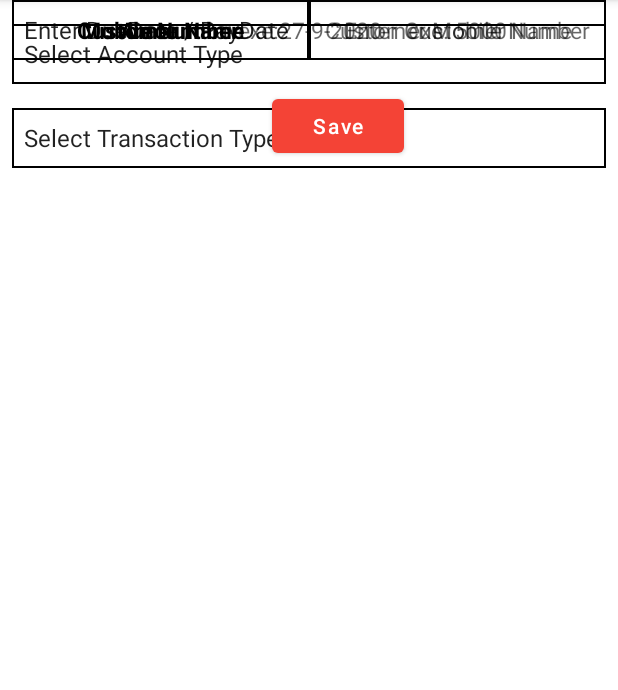
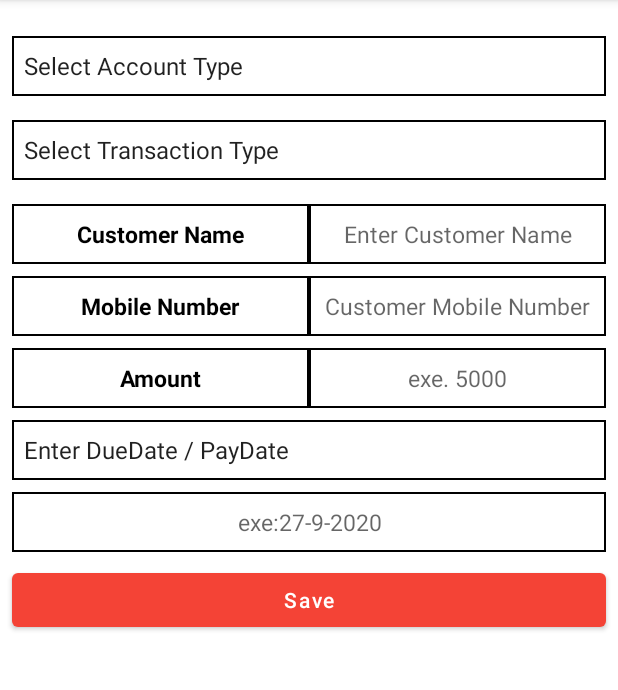
Before and after one commit to rashel0069/newfmcg, an Android app: the fragment NewTransaction_Fragment shown on its own in the app's theme, on a phone screen of 412 x 824 dp, the part 84-774 px from its top. Run offline under Robolectric (Android 15) with nearby library versions, the light colour scheme and no system bars.

Commit message:
2-12-2020

```diff
--- a/app/src/main/res/layout/fragment_cashbox_fragment.xml
+++ b/app/src/main/res/layout/fragment_cashbox_fragment.xml
@@ -5,7 +5,7 @@
     android:layout_width="match_parent"
     android:layout_height="match_parent"
     android:fillViewport="true"
-    tools:context=".fragment.cashbox_fragment">
+    tools:context=".fragment.Cashbox_Fragment">
 
     <androidx.constraintlayout.widget.ConstraintLayout
         android:layout_width="match_parent"
@@ -59,6 +59,7 @@
                 app:startIconTint="@color/red_500">
 
                 <com.google.android.material.textfield.TextInputEditText
+                    android:id="@+id/dayendcashET_id"
                     android:layout_width="match_parent"
                     android:layout_height="match_parent"
                     android:inputType="number"
@@ -102,6 +103,7 @@
                 app:startIconTint="@color/red_500">
 
                 <com.google.android.material.textfield.TextInputEditText
+                    android:id="@+id/withdrawalET_id"
                     android:layout_width="match_parent"
                     android:layout_height="match_parent"
                     android:background="@drawable/edittext_background"
@@ -145,6 +147,7 @@
                 app:startIconTint="@color/red_500">
 
                 <com.google.android.material.textfield.TextInputEditText
+                    android:id="@+id/depositET_id"
                     android:layout_width="match_parent"
                     android:layout_height="match_parent"
                     android:background="@drawable/edittext_background"
@@ -158,6 +161,7 @@
 
 
         <Button
+            android:id="@+id/cashsaveBtn_id"
             android:layout_width="wrap_content"
             android:layout_height="wrap_content"
             android:layout_marginStart="8dp"
--- a/app/src/main/res/layout/fragment_new_transaction_.xml
+++ b/app/src/main/res/layout/fragment_new_transaction_.xml
@@ -17,7 +17,7 @@
             android:layout_width="match_parent"
             android:layout_height="40dp"
             android:layout_marginStart="8dp"
-            android:layout_marginTop="16dp"
+            android:layout_marginTop="24dp"
             android:layout_marginEnd="8dp"
             android:background="@drawable/edittext_background"
             android:entries="@array/accountType"
@@ -46,15 +46,17 @@
             android:layout_width="match_parent"
             android:layout_height="wrap_content"
             android:layout_marginStart="8dp"
+            android:layout_marginTop="16dp"
             android:layout_marginEnd="8dp"
             android:orientation="horizontal"
             android:weightSum="2"
             app:layout_constraintEnd_toEndOf="parent"
             app:layout_constraintStart_toStartOf="parent"
-            tools:ignore="MissingConstraints"
-            tools:layout_editor_absoluteY="144dp">
+            app:layout_constraintTop_toBottomOf="@+id/spinner3_id"
+            tools:ignore="MissingConstraints">
 
             <TextView
+                android:id="@+id/customernameTV_id"
                 android:layout_width="match_parent"
                 android:layout_height="40dp"
                 android:layout_weight="1"
@@ -66,6 +68,7 @@
                 android:textStyle="bold" />
 
             <EditText
+                android:id="@+id/customernameET_id"
                 android:layout_width="match_parent"
                 android:layout_height="40dp"
                 android:layout_weight="1"
@@ -83,15 +86,17 @@
             android:layout_width="match_parent"
             android:layout_height="wrap_content"
             android:layout_marginStart="8dp"
+            android:layout_marginTop="8dp"
             android:layout_marginEnd="8dp"
             android:orientation="horizontal"
             android:weightSum="2"
             app:layout_constraintEnd_toEndOf="parent"
             app:layout_constraintStart_toStartOf="parent"
-            tools:ignore="MissingConstraints"
-            tools:layout_editor_absoluteY="200dp">
+            app:layout_constraintTop_toBottomOf="@+id/linearLayout"
+            tools:ignore="MissingConstraints">
 
             <TextView
+                android:id="@+id/clientmobilenumberTV_id"
                 android:layout_width="match_parent"
                 android:layout_height="40dp"
                 android:layout_weight="1"
@@ -103,12 +108,15 @@
                 android:textStyle="bold" />
 
             <EditText
+                android:id="@+id/clientmobilenumberET_id"
                 android:layout_width="match_parent"
                 android:layout_height="40dp"
                 android:layout_weight="1"
                 android:background="@drawable/edittext_background"
                 android:gravity="center"
                 android:hint="@string/customernumberhint"
+                android:inputType="number"
+                android:maxLength="11"
                 android:textColor="@color/black"
                 android:textSize="15sp" />
 
@@ -121,15 +129,17 @@
             android:layout_width="match_parent"
             android:layout_height="wrap_content"
             android:layout_marginStart="8dp"
+            android:layout_marginTop="8dp"
             android:layout_marginEnd="8dp"
             android:orientation="horizontal"
             android:weightSum="2"
             app:layout_constraintEnd_toEndOf="parent"
             app:layout_constraintStart_toStartOf="parent"
-            tools:ignore="MissingConstraints"
-            tools:layout_editor_absoluteY="256dp">
+            app:layout_constraintTop_toBottomOf="@+id/linearLayout14"
+            tools:ignore="MissingConstraints">
 
             <TextView
+                android:id="@+id/amountTV_id"
                 android:layout_width="match_parent"
                 android:layout_height="40dp"
                 android:layout_weight="1"
@@ -141,12 +151,14 @@
                 android:textStyle="bold" />
 
             <EditText
+                android:id="@+id/amountET_id"
                 android:layout_width="match_parent"
                 android:layout_height="40dp"
                 android:layout_weight="1"
                 android:background="@drawable/edittext_background"
                 android:gravity="center"
                 android:hint="@string/amounthint"
+                android:inputType="number"
                 android:textColor="@color/black"
                 android:textSize="15sp" />
 
@@ -154,23 +166,25 @@
         </LinearLayout>
 
         <Spinner
+            android:id="@+id/datespinner_id"
             android:layout_width="match_parent"
             android:layout_height="40dp"
             android:layout_marginStart="8dp"
+            android:layout_marginTop="8dp"
             android:layout_marginEnd="8dp"
             android:background="@drawable/edittext_background"
             android:entries="@array/date"
             app:layout_constraintEnd_toEndOf="parent"
             app:layout_constraintStart_toStartOf="parent"
-            tools:ignore="MissingConstraints"
-            tools:layout_editor_absoluteY="312dp" />
+            app:layout_constraintTop_toBottomOf="@+id/linearLayout15"
+            tools:ignore="MissingConstraints" />
 
         <TextView
-            android:id="@+id/textView5"
+            android:id="@+id/dateTV_id"
             android:layout_width="match_parent"
             android:layout_height="40dp"
             android:layout_marginStart="8dp"
-            android:layout_marginTop="16dp"
+            android:layout_marginTop="8dp"
             android:layout_marginEnd="8dp"
             android:background="@drawable/edittext_background"
             android:gravity="center"
@@ -178,24 +192,25 @@
             android:textColor="@color/black"
             android:textSize="15sp"
             app:layout_constraintEnd_toEndOf="parent"
+            app:layout_constraintHorizontal_bias="1.0"
             app:layout_constraintStart_toStartOf="parent"
-            app:layout_constraintTop_toBottomOf="@+id/_dynamic"
+            app:layout_constraintTop_toBottomOf="@+id/datespinner_id"
             tools:ignore="UnknownId" />
 
         <Button
-
-            android:layout_width="wrap_content"
+            android:id="@+id/newsave_id"
+            android:layout_width="match_parent"
             android:layout_height="wrap_content"
-            android:layout_marginStart="181dp"
-            android:layout_marginTop="20dp"
-            android:layout_marginEnd="142dp"
+            android:layout_marginStart="8dp"
+            android:layout_marginTop="8dp"
+            android:layout_marginEnd="8dp"
             android:gravity="center"
             android:text="@string/save"
             android:textAllCaps="false"
             app:layout_constraintEnd_toEndOf="parent"
-            app:layout_constraintHorizontal_bias="0.437"
+            app:layout_constraintHorizontal_bias="1.0"
             app:layout_constraintStart_toStartOf="parent"
-            app:layout_constraintTop_toBottomOf="@+id/textView5"
+            app:layout_constraintTop_toBottomOf="@+id/dateTV_id"
             tools:ignore="MissingConstraints" />
 
     </androidx.constraintlayout.widget.ConstraintLayout>
```
Also changed, not shown: app/src/main/java/com/appshat/fmcgapp/Room/DAO/CashboxDao.java (added, +30 -0 lines), app/src/main/java/com/appshat/fmcgapp/Room/DB/Database.java (+7 -2 lines), app/src/main/java/com/appshat/fmcgapp/Room/ENTITY/CashboxEntity.java (added, +82 -0 lines), app/src/main/java/com/appshat/fmcgapp/fragment/Cashbox_Fragment.java (added, +83 -0 lines), app/src/main/java/com/appshat/fmcgapp/fragment/Home_Fragment.java (+54 -46 lines), app/src/main/java/com/appshat/fmcgapp/fragment/Information_Fragment.java (+3 -4 lines), app/src/main/java/com/appshat/fmcgapp/fragment/ShowTransaction_Fragment.java (added, +24 -0 lines), app/src/main/java/com/appshat/fmcgapp/fragment/cashbox_fragment.java (deleted, +0 -66 lines), app/src/main/res/layout/fragment_home_.xml (+6 -6 lines), app/src/main/res/layout/fragment_show_transaction_.xml (added, +13 -0 lines).
